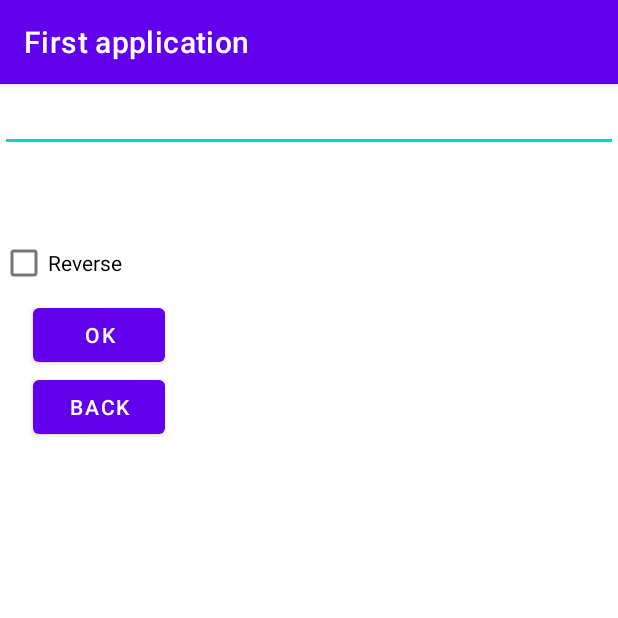
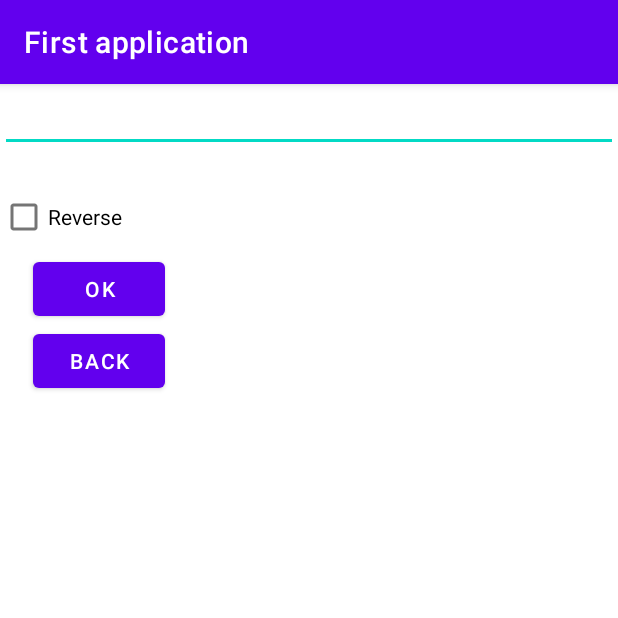
Before and after one commit to Gten71/KotlApp, an Android app: the ReverseActivity screen opened directly, with no data from a screen before it, on a phone screen of 412 x 824 dp, the top half of it. Run offline under Robolectric (Android 15) with nearby library versions, the phone set to English and light mode, and no system bars.

Commit message:
add new text and remade position text in main and revers

```diff
--- a/app/src/main/res/layout/activity_main.xml
+++ b/app/src/main/res/layout/activity_main.xml
@@ -15,9 +15,9 @@
         android:theme="@style/ThemeOverlay.AppCompat.Dark.ActionBar"
         app:popupTheme="@style/ThemeOverlay.AppCompat.Light" />
     <TextView
-        android:id="@+id/resultTextView"
         android:layout_width="wrap_content"
         android:layout_height="wrap_content"
-        android:text="@string/input_label" />
+        android:text="@string/text_for_main"
+        android:gravity="center"/>
 
 </LinearLayout>
--- a/app/src/main/res/layout/activity_reverse.xml
+++ b/app/src/main/res/layout/activity_reverse.xml
@@ -9,11 +9,13 @@
         android:layout_width="match_parent"
         android:layout_height="wrap_content"
         android:inputType="text" />
+
     <TextView
         android:id="@+id/textView"
-        android:layout_width="300dp"
-        android:layout_height="50dp"
-        android:text=""/>
+        android:layout_width="match_parent"
+        android:layout_height="wrap_content"
+        android:gravity="center"
+        android:text="" />
 
     <CheckBox
         android:id="@+id/reverse_checkbox"
--- a/app/src/main/res/values/strings.xml
+++ b/app/src/main/res/values/strings.xml
@@ -7,6 +7,7 @@
     <string name="Info">Информация о разработчике:</string>
     <string name="Info_text">Максим Реснянский  21-ИСП-3
         18 лет</string>
+    <string name="text_for_main">Все основные кнопки находятся в правом верхнем углу надо просто нажать на 3 точки и кнопки появятся</string>
     <string name="uppercase">Uppercase</string>
     <string name="reverse">Reverse</string>
     <string name="ok">Ok</string>
```
